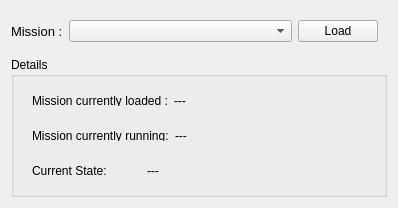
Above: rqt_mission_loader/resource/mainWidget.ui from sonia-auv/rqt_sonia_plugins before the change. Below: the same form after it.
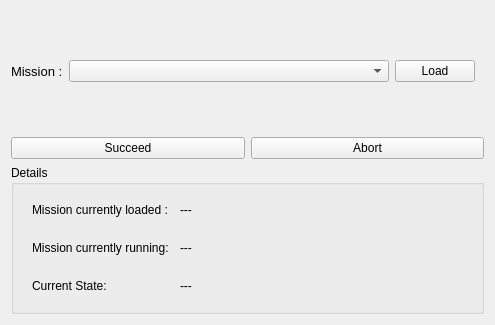
That is the form after the change.

Commit message: success and abort button

The edit to the form file:
```diff
--- a/rqt_mission_loader/resource/mainWidget.ui
+++ b/rqt_mission_loader/resource/mainWidget.ui
@@ -6,8 +6,8 @@
    <rect>
     <x>0</x>
     <y>0</y>
-    <width>398</width>
-    <height>208</height>
+    <width>495</width>
+    <height>325</height>
    </rect>
   </property>
   <property name="minimumSize">
@@ -27,6 +27,8 @@
   </property>
   <layout class="QVBoxLayout" name="verticalLayout">
    <item>
+    <layout class="QHBoxLayout" name="horizontalLayout_5">
+     <item>
     <widget class="QWidget" name="widget" native="true">
      <property name="sizePolicy">
       <sizepolicy hsizetype="Preferred" vsizetype="Preferred">
@@ -72,6 +74,26 @@
       </item>
      </layout>
     </widget>
+     </item>
+    </layout>
+   </item>
+   <item>
+    <layout class="QHBoxLayout" name="horizontalLayout_6">
+     <item>
+      <widget class="QPushButton" name="succeed_button">
+       <property name="text">
+        <string>Succeed</string>
+       </property>
+      </widget>
+     </item>
+     <item>
+      <widget class="QPushButton" name="abort_button">
+       <property name="text">
+        <string>Abort</string>
+       </property>
+      </widget>
+     </item>
+    </layout>
    </item>
    <item>
     <widget class="QGroupBox" name="groupBox">
```
Lines whose indentation alone changed are shown as unchanged. The commit also changes 1 other file.
